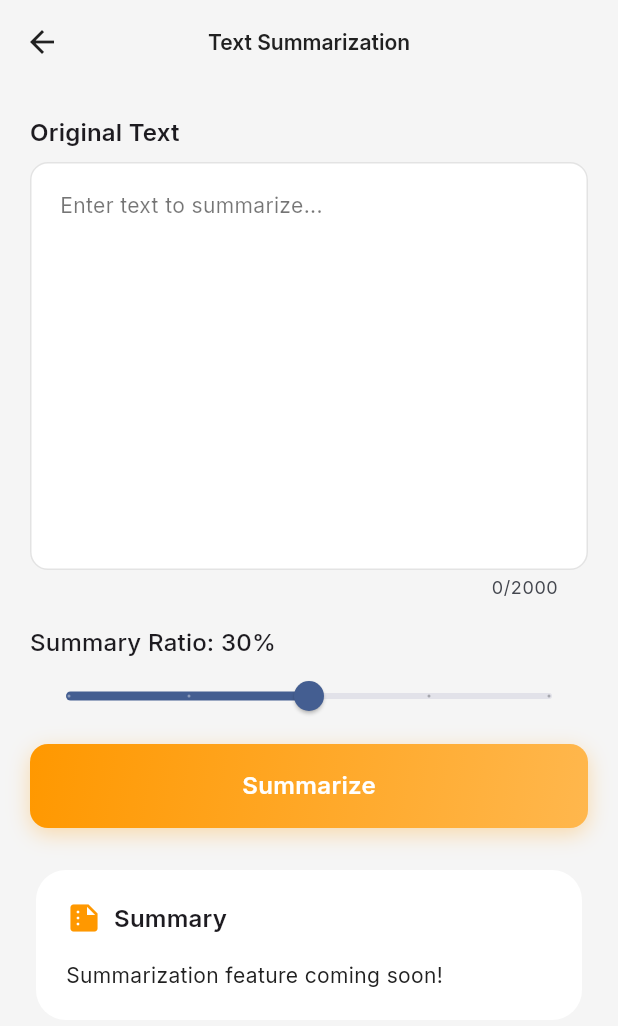
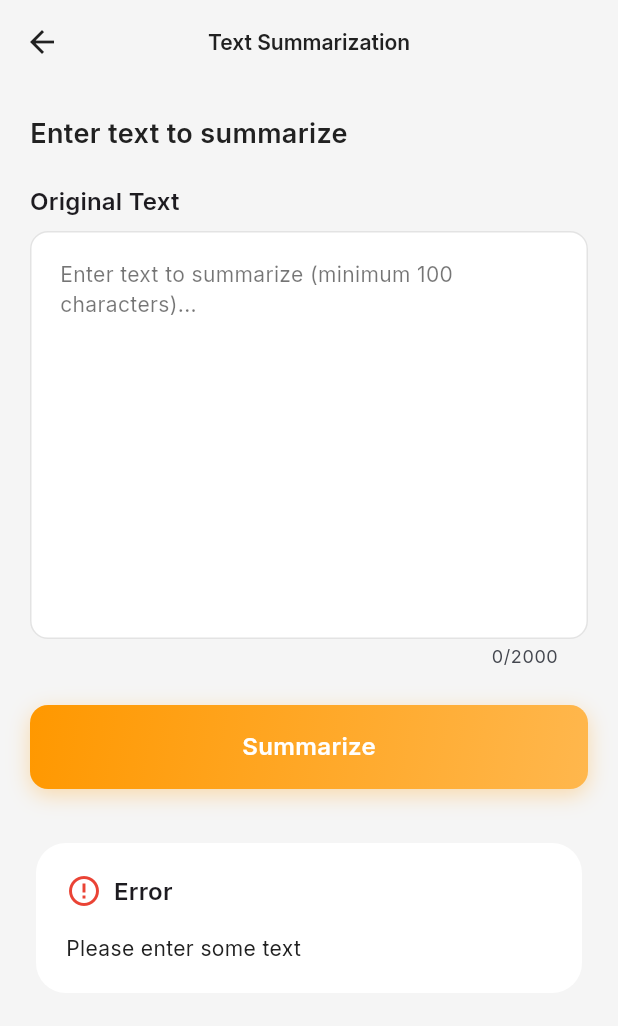
Before and after one commit to KarimAbushbak/ml-text-analysis-app, a Flutter app: the SummarizationScreen screen opened by its route, after a tap on "Summarize", on a phone screen of 412 x 824 dp. Shown: the top 1026 px of the screen. Run offline on Flutter 3.47's test engine with Material 3 defaults, Android fonts, the light colour scheme and no system bars; our stand-ins replace bloc, flutter_bloc, go_router, google_fonts, shared_preferences; accounts and stored records are empty.

Commit message:
Implement summarization feature with BLoC pattern and backend API
- Add SummarizationResult model with JSON serialization
- Create state management classes (SummarizationState, SummarizationCubit)
- Refactor SummarizationScreen to use BlocProvider and BlocBuilder
- Add form validation and loading states
- Add minimum text length validation (100 characters)
- Display character count comparison (original vs summary)
- Remove ratio functionality (simplified version)
- Integrate with backend /summarize endpoint using summary_text field
- Add proper error handling
- Maintain consistent architecture with other features

```diff
--- /dev/null
+++ b/flutter/nlp_flutter_app/lib/features/summarization/summarization_cubit.dart
@@ -0,0 +1,41 @@
+import 'package:flutter_bloc/flutter_bloc.dart';
+import 'summarization_service.dart';
+import 'summarization_state.dart';
+import 'summarization_model.dart';
+
+/// Cubit for managing text summarization state
+class SummarizationCubit extends Cubit<SummarizationState> {
+  final _summarizationService = SummarizationService();
+
+  SummarizationCubit() : super(SummarizationInitial());
+
+  /// Summarizes the given text
+  Future<void> summarize({
+    required String text,
+  }) async {
+    if (text.trim().isEmpty) {
+      emit(SummarizationError('Please enter some text'));
+      return;
+    }
+
+    if (text.trim().length < 100) {
+      emit(SummarizationError('Text is too short to summarize. Please enter at least 100 characters.'));
+      return;
+    }
+
+    emit(SummarizationLoading());
+
+    try {
+      final summary = await _summarizationService.summarize(text: text);
+
+      final result = SummarizationResult(
+        originalText: text,
+        summary: summary,
+      );
+
+      emit(SummarizationSuccess(result));
+    } catch (e) {
+      emit(SummarizationError(e.toString()));
+    }
+  }
+}
--- /dev/null
+++ b/flutter/nlp_flutter_app/lib/features/summarization/summarization_model.dart
@@ -0,0 +1,26 @@
+class SummarizationResult {
+  final String originalText;
+  final String summary;
+
+  SummarizationResult({
+    required this.originalText,
+    required this.summary,
+  });
+
+  factory SummarizationResult.fromJson(
+    Map<String, dynamic> json,
+    String originalText,
+  ) {
+    return SummarizationResult(
+      originalText: originalText,
+      summary: json['summary_text'] as String,
+    );
+  }
+
+  Map<String, dynamic> toJson() {
+    return {
+      'original_text': originalText,
+      'summary': summary,
+    };
+  }
+}
--- a/flutter/nlp_flutter_app/lib/features/summarization/summarization_screen.dart
+++ b/flutter/nlp_flutter_app/lib/features/summarization/summarization_screen.dart
@@ -1,8 +1,12 @@
 import 'package:flutter/material.dart';
+import 'package:flutter_bloc/flutter_bloc.dart';
 import '../../core/widgets/text_input_field.dart';
 import '../../core/widgets/primary_button.dart';
 import '../../core/widgets/result_card.dart';
+import '../../core/widgets/loading_indicator.dart';
 import '../../core/theme/app_colors.dart';
+import 'summarization_cubit.dart';
+import 'summarization_state.dart';
 
 /// Text Summarization screen
 class SummarizationScreen extends StatefulWidget {
@@ -14,8 +18,7 @@ class SummarizationScreen extends StatefulWidget {
 
 class _SummarizationScreenState extends State<SummarizationScreen> {
   final _textController = TextEditingController();
-  String? _summary;
-  double _ratio = 0.3;
+  final _formKey = GlobalKey<FormState>();
 
   @override
   void dispose() {
@@ -23,16 +26,19 @@ class _SummarizationScreenState extends State<SummarizationScreen> {
     super.dispose();
   }
 
-  void _summarize() {
-    // TODO: Implement summarization logic
-    setState(() {
-      _summary = 'Summarization feature coming soon!';
-    });
+  void _summarize(BuildContext context) {
+    if (_formKey.currentState!.validate()) {
+      context.read<SummarizationCubit>().summarize(
+        text: _textController.text,
+      );
+    }
   }
 
   @override
   Widget build(BuildContext context) {
-    return Scaffold(
+    return BlocProvider(
+      create: (context) => SummarizationCubit(),
+      child: Scaffold(
         appBar: AppBar(
           title: const Text('Text Summarization'),
           leading: IconButton(
@@ -42,45 +48,86 @@ class _SummarizationScreenState extends State<SummarizationScreen> {
         ),
         body: SingleChildScrollView(
           padding: const EdgeInsets.all(20),
+          child: Form(
+            key: _formKey,
             child: Column(
               crossAxisAlignment: CrossAxisAlignment.stretch,
               children: [
+                const Text(
+                  'Enter text to summarize',
+                  style: TextStyle(
+                    fontSize: 18,
+                    fontWeight: FontWeight.w600,
+                  ),
+                ),
+                const SizedBox(height: 20),
                 TextInputField(
                   controller: _textController,
                   label: 'Original Text',
-              hint: 'Enter text to summarize...',
+                  hint: 'Enter text to summarize (minimum 100 characters)...',
                   maxLines: 10,
                   maxLength: 2000,
                 ),
-            const SizedBox(height: 16),
-            Text(
-              'Summary Ratio: ${(_ratio * 100).toInt()}%',
-              style: Theme.of(context).textTheme.titleMedium,
-            ),
-            Slider(
-              value: _ratio,
-              min: 0.1,
-              max: 0.5,
-              divisions: 4,
-              label: '${(_ratio * 100).toInt()}%',
-              onChanged: (value) => setState(() => _ratio = value),
-            ),
-            const SizedBox(height: 8),
-            PrimaryButton(
+                const SizedBox(height: 24),
+                Builder(
+                  builder: (context) {
+                    return PrimaryButton(
                       text: 'Summarize',
                       gradient: AppColors.orangeGradient,
-              onPressed: _summarize,
+                      onPressed: () => _summarize(context),
+                    );
+                  }
                 ),
-            if (_summary != null) ...[
-              const SizedBox(height: 24),
+                const SizedBox(height: 32),
+                BlocBuilder<SummarizationCubit, SummarizationState>(
+                  builder: (context, state) {
+                    if (state is SummarizationLoading) {
+                      return const Center(child: LoadingIndicator());
+                    }
+
+                    if (state is SummarizationSuccess) {
+                      return Column(
+                        children: [
                           ResultCard(
                             title: 'Summary',
                             icon: Icons.summarize,
                             color: AppColors.primaryOrange,
-                content: _summary!,
+                            content: state.result.summary,
+                          ),
+                          const SizedBox(height: 12),
+                          Text(
+                            'Original length: ${state.result.originalText.length} characters',
+                            style: TextStyle(
+                              fontSize: 14,
+                              color: Colors.grey[600],
+                            ),
+                          ),
+                          Text(
+                            'Summary length: ${state.result.summary.length} characters',
+                            style: TextStyle(
+                              fontSize: 14,
+                              color: Colors.grey[600],
+                            ),
                           ),
                         ],
+                      );
+                    }
+
+                    if (state is SummarizationError) {
+                      return ResultCard(
+                        title: 'Error',
+                        icon: Icons.error_outline,
+                        color: AppColors.primaryRed,
+                        content: state.message,
+                      );
+                    }
+
+                    return const SizedBox.shrink();
+                  },
+                ),
               ],
+            ),
+          ),
         ),
       ),
     );
--- a/flutter/nlp_flutter_app/lib/features/summarization/summarization_service.dart
+++ b/flutter/nlp_flutter_app/lib/features/summarization/summarization_service.dart
@@ -2,26 +2,15 @@ import '../../core/utils/api_client.dart';
 
 /// Service for text summarization API calls
 class SummarizationService {
-  /// Summarizes the given text with specified ratio
-  Future<String> summarize({
-    required String text,
-    double? ratio,
-  }) async {
+  /// Summarizes the given text
+  Future<String> summarize({required String text}) async {
     try {
-      // Note: Summarization endpoint may not exist in your backend yet
       final response = await ApiClient.post(
         endpoint: '/summarize',
-        body: {
-          'text': text,
-          if (ratio != null) 'ratio': ratio,
-        },
+        body: {'text': text},
       );
 
-      final result = response['summary'] as String? ??
-                     response['result'] as String?;
-      if (result == null) {
-        throw Exception('Invalid response format');
-      }
+      final result = response['summary_text'] as String;
       return result;
     } catch (e) {
       throw Exception('Failed to summarize text: $e');
--- /dev/null
+++ b/flutter/nlp_flutter_app/lib/features/summarization/summarization_state.dart
@@ -0,0 +1,24 @@
+import 'summarization_model.dart';
+
+/// Base state for text summarization
+abstract class SummarizationState {}
+
+/// Initial state
+class SummarizationInitial extends SummarizationState {}
+
+/// Loading state
+class SummarizationLoading extends SummarizationState {}
+
+/// Success state with summarization result
+class SummarizationSuccess extends SummarizationState {
+  final SummarizationResult result;
+
+  SummarizationSuccess(this.result);
+}
+
+/// Error state
+class SummarizationError extends SummarizationState {
+  final String message;
+
+  SummarizationError(this.message);
+}
```
Lines whose indentation alone changed are shown as unchanged.
